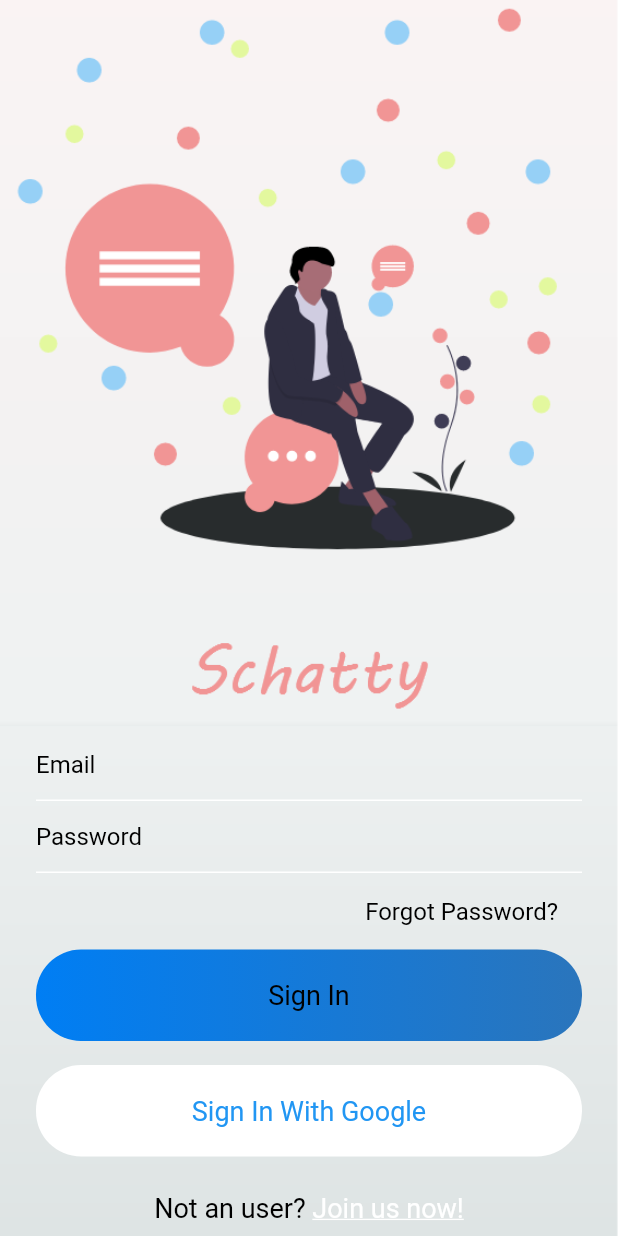
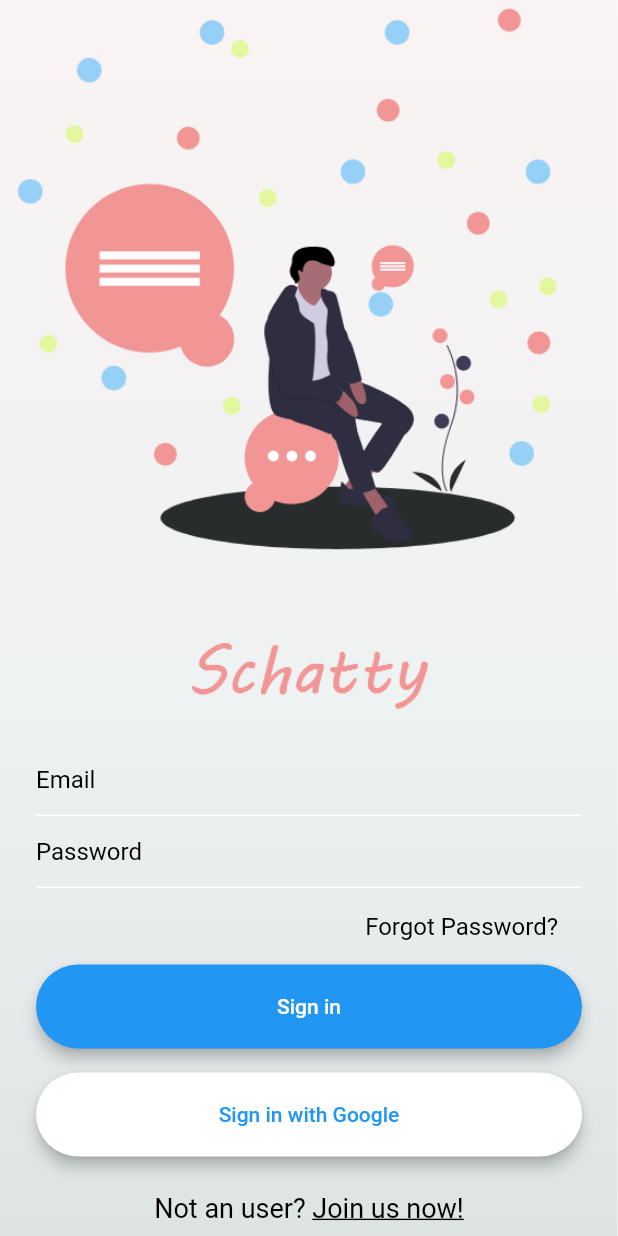
Before and after one commit to AmTeja/SchattyApp, a Flutter app: the screen it shows after launch, on a phone screen of 412 x 824 dp. Run offline on Flutter 3.47's test engine with Material 2 defaults, Android fonts, the phone set to English and light mode, and no system bars; our stand-ins replace cloud_firestore, firebase_auth, firebase_messaging, fluttertoast, google_sign_in, shared_preferences; missing offline and left inert: pointycastle, rsa_encrypt; accounts and stored records are empty.

Commit message:
Commit-15/05/2020 Look in changelog.

```diff
--- a/lib/services/database.dart
+++ b/lib/services/database.dart
@@ -42,8 +42,10 @@ class DatabaseMethods {
 
   getMessage(String chatRoomID) async {
     return Firestore.instance.collection("ChatRoom")
-        .document(chatRoomID).collection("chats").orderBy(
-        "time", descending: false).snapshots();
+        .document(chatRoomID)
+        .collection("chats")
+        .orderBy("time", descending: true)
+        .snapshots();
   }
 
   getChatRooms(String userName) async
--- a/lib/views/search.dart
+++ b/lib/views/search.dart
@@ -3,7 +3,7 @@ import 'package:flutter/cupertino.dart';
 import 'package:flutter/material.dart';
 import 'package:schatty/helper/constants.dart';
 import 'package:schatty/services/database.dart';
-import 'package:schatty/views/chatinstance.dart';
+import 'package:schatty/views/chatinstancewithfuture.dart';
 import 'package:schatty/widgets/widget.dart';
 
 class SearchScreen extends StatefulWidget {
@@ -39,8 +39,7 @@ class _SearchScreenState extends State<SearchScreen> {
 
       DatabaseMethods().createChatRoom(chatRoomID, chatRoomMap);
       Navigator.push(context, MaterialPageRoute(
-          builder: (context) => ChatInstance(chatRoomID, userName)
-      ));
+              builder: (context) => ChatScreen(chatRoomID, userName)));
     }
   }
 
--- a/lib/views/signin.dart
+++ b/lib/views/signin.dart
@@ -1,6 +1,7 @@
 import 'package:cloud_firestore/cloud_firestore.dart';
 import 'package:flutter/cupertino.dart';
 import 'package:flutter/material.dart';
+import 'package:google_sign_in/google_sign_in.dart';
 import 'package:schatty/helper/helperfunctions.dart';
 import 'package:schatty/services/auth.dart';
 import 'package:schatty/services/database.dart';
@@ -27,6 +28,8 @@ class _SignInState extends State<SignIn> {
 
   TextEditingController emailTEC = new TextEditingController();
   TextEditingController passwordTEC = new TextEditingController();
+
+  GoogleSignIn _googleSignIn = new GoogleSignIn(scopes: ['email']);
 
   QuerySnapshot snapshotUserInfo;
 
@@ -123,42 +126,41 @@ class _SignInState extends State<SignIn> {
                 ),
               ),
               SizedBox(height: 8,),
-              GestureDetector(
-                onTap: () {
+              MaterialButton(
+                onPressed: () {
                   signIn();
                 },
-                child: Container(
-                  alignment: Alignment.center,
-                  width: MediaQuery
-                      .of(context)
-                      .size
-                      .width,
-                  padding: EdgeInsets.symmetric(vertical: 20),
-                  decoration: BoxDecoration(
-                      gradient: LinearGradient(
-                          colors: [
-                            const Color(0xff007EF4),
-                            const Color(0xff2A75BC)
-                          ]
-                      ),
-                      borderRadius: BorderRadius.circular(30)
+                color: Colors.blue,
+                minWidth: MediaQuery.of(context).size.width,
+                padding: EdgeInsets.symmetric(vertical: 20),
+                textColor: Colors.white,
+                splashColor: Colors.white,
+                shape: RoundedRectangleBorder(
+                    borderRadius: BorderRadius.circular(40)),
+                elevation: 4,
+                child: Text(
+                    "Sign in"
                   ),
-                  child: Text("Sign In", style: mediumTextStyle()),
                 ),
-              ),
+//
               SizedBox(height: 16,),
-              Container(
-                alignment: Alignment.center,
-                width: MediaQuery.of(context).size.width,
+              MaterialButton(
+                onPressed: () {
+                  signInWithGoogle();
+                },
+                color: Colors.white,
+                minWidth: MediaQuery
+                    .of(context)
+                    .size
+                    .width,
+                textColor: Colors.blue,
+                shape: RoundedRectangleBorder(
+                    borderRadius: BorderRadius.circular(40)),
                 padding: EdgeInsets.symmetric(vertical: 20),
-                decoration: BoxDecoration(
-                    color: Colors.white,
-                    borderRadius: BorderRadius.circular(30)
-                ),
-                child: Text('Sign In With Google',style: TextStyle(
-                  color: Colors.blue,
-                  fontSize: 18,
-                ),),
+                splashColor: Colors.blue,
+                elevation: 4,
+                child: Text("Sign in with Google"),
+
               ),
               SizedBox(height: 16,),
               Row(
@@ -172,7 +174,7 @@ class _SignInState extends State<SignIn> {
                     child: Container(
                       padding: EdgeInsets.symmetric(vertical: 8),
                       child: Text("Join us now!", style: TextStyle(
-                          color: Colors.white,
+                          color: Colors.black,
                           fontSize: 18,
                           decoration: TextDecoration.underline
                       ),),
@@ -186,4 +188,15 @@ class _SignInState extends State<SignIn> {
       ),
     );
   }
+
+  void signInWithGoogle() {
+    authMethods.signInWithGoogle().whenComplete(() {
+      String username = authMethods.googleSignIn.currentUser.displayName;
+      HelperFunctions.saveUserNameSharedPreference(username);
+      HelperFunctions.saveUserLoggedInSharedPreference(true);
+      Navigator.push(context, MaterialPageRoute(
+          builder: (context) => ChatRoom()
+      ));
+    });
+  }
 }
--- a/pubspec.yaml
+++ b/pubspec.yaml
@@ -34,6 +34,8 @@ dependencies:
   firebase_messaging: ^6.0.15
   fluttertoast: ^4.0.1
   rsa_encrypt: ^1.0.4
+  encrypt: ^4.0.1
+  google_sign_in: ^4.4.6
 
 
 dev_dependencies:
```
Also changed, not shown: lib/services/auth.dart (+33 -1 lines), lib/views/chatinstance.dart (+3 -11 lines), lib/views/chatinstancewithfuture.dart (+50 -47 lines), lib/views/chatsroom.dart (+57 -13 lines), lib/views/forgetpassword.dart (+7 -1 lines), lib/views/newchatsroom.dart (deleted, +0 -160 lines), lib/views/signup.dart (+34 -26 lines), pubspec.lock, 2 other files.
